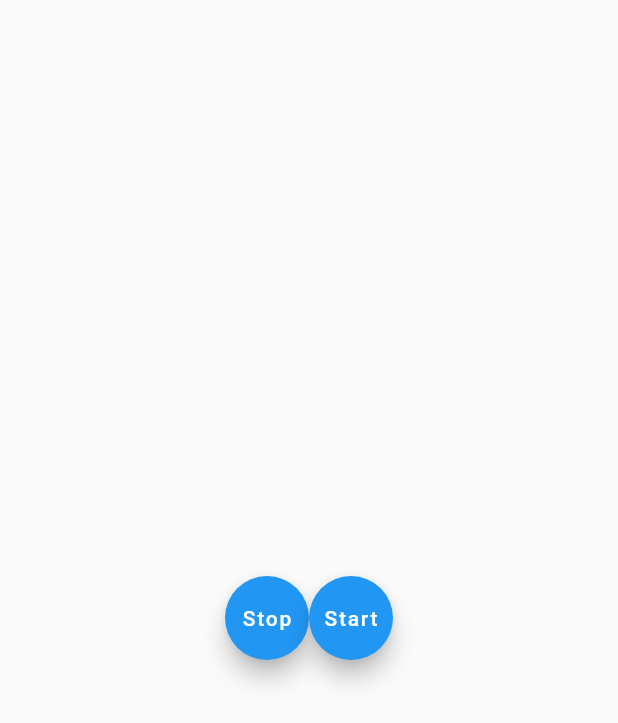
After one commit to rinoguchi/study_timer, a Flutter app: the AlarmSamplePage screen opened directly, after a tap on "Start", on a phone screen of 412 x 824 dp. The commit adds this screen. Shown: the top 723 px of the screen. Run offline on Flutter 3.47's test engine with Material 2 defaults, Android fonts, the phone set to English and light mode, and no system bars; our stand-ins replace flutter_local_notifications, timezone; missing offline and left inert: flutter_ringtone_player.

Commit message:
アラームと通知のサンプルアプリを追加

```diff
--- /dev/null
+++ b/lib/alarmSample.dart
@@ -0,0 +1,70 @@
+import 'dart:async';
+import 'dart:io';
+
+import 'package:flutter/material.dart';
+import 'package:flutter_ringtone_player/flutter_ringtone_player.dart';
+
+void main() {
+  runApp(MaterialApp(home: AlarmSamplePage()));
+}
+
+class AlarmSamplePage extends StatelessWidget {
+  final Alarm _alarm = new Alarm();
+  @override
+  Widget build(BuildContext context) {
+    return Scaffold(
+        body: Center(
+            child: Row(
+      mainAxisAlignment: MainAxisAlignment.center,
+      children: [
+        FloatingActionButton(
+          onPressed: () => {_alarm.stop()},
+          child: Text("Stop"),
+        ),
+        FloatingActionButton(
+          onPressed: () => {_alarm.start()},
+          child: Text("Start"),
+        ),
+      ],
+    )));
+  }
+}
+
+class Alarm {
+  Timer _timer;
+
+  /// アラームをスタートする
+  void start() {
+    // FlutterRingtonePlayer.play(
+    //   android: AndroidSounds.notification, // Android用のサウンド
+    //   ios: const IosSound(1023), // iOS用のサウンド
+    //   looping: true, // Androidのみ。ストップするまで繰り返す。iOSの場合は自前でloopする必要あり。
+    //   asAlarm: true, // Androidのみ。サイレントモードでも音を鳴らす
+    //   volume: 0.1, // Androidのみ。0.0〜1.0
+    // );
+    // 以下の4つは典型的なパターンへのショートカット。
+    // FlutterRingtonePlayer.playNotification(); // バックグラウンドでもスリープ中もOK。一度だけ音がなる
+    // FlutterRingtonePlayer.playAlarm(); // バックグラウンドでもスリープ中もOK。止めるまでなり続ける
+    // FlutterRingtonePlayer.playRingtone(); // 着信音を鳴らす。止めるまでなり続ける。playAlarmと同じだけど
+
+    FlutterRingtonePlayer.playAlarm();
+    if (Platform.isIOS) {
+      FlutterRingtonePlayer.playAlarm();
+      _timer = Timer.periodic(
+        Duration(seconds: 4),
+        (Timer timer) => {FlutterRingtonePlayer.playAlarm()},
+      );
+    }
+    print("alarm started.");
+  }
+
+  /// アラームをストップする
+  void stop() {
+    if (Platform.isAndroid) {
+      FlutterRingtonePlayer.stop();
+    } else if (Platform.isIOS) {
+      if (_timer != null && _timer.isActive) _timer.cancel();
+    }
+    print("alarm stopped.");
+  }
+}
--- a/lib/timerSample.dart
+++ b/lib/timerSample.dart
@@ -38,7 +38,7 @@ class _TimerSamplePageState extends State<TimerSamplePage> {
               if (_timer != null && _timer.isActive) _timer.cancel();
             },
             child: Text("Stop"),
-          ), // This trailing comma makes auto-formatting nicer for build methods.
+          ),
           FloatingActionButton(
             onPressed: () {
               // タイマー起動
@@ -52,7 +52,7 @@ class _TimerSamplePageState extends State<TimerSamplePage> {
               );
             },
             child: Text("Start"),
-          ), // This trailing comma makes auto-formatting nicer for build methods.
+          ),
         ],
       )
     ]));
```
Also changed, not shown: lib/notificationSample.dart (added, +54 -0 lines).
